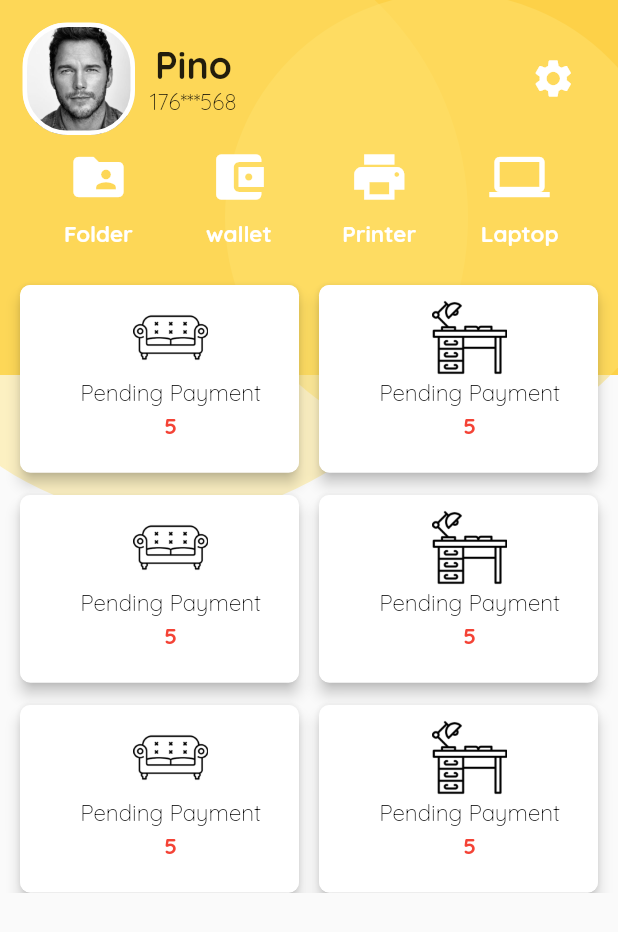
After one commit to YadavAnkitRama/FlutterComponents, a Flutter app: the FurnitureProfile screen opened by its route, on a phone screen of 412 x 824 dp. The commit adds this screen. Shown: the top 932 px of the screen. Run offline on Flutter 3.47's test engine with Material 2 defaults, Android fonts, the phone set to English and light mode, and no system bars.

Commit message:
Furniture User Profile UI Created

```diff
--- a/lib/main.dart
+++ b/lib/main.dart
@@ -1,4 +1,5 @@
 import 'package:FlutterComponents/screens/furniture.dart';
+import 'package:FlutterComponents/screens/furniture_profile.dart';
 import 'package:FlutterComponents/screens/index.dart';
 import 'package:FlutterComponents/screens/login.dart';
 import 'package:FlutterComponents/screens/register.dart';
@@ -20,6 +21,7 @@ void main() {
       '/index' : (context) => Index(),
       '/shopping': (context) => Shopping(),
       '/furniture' : (context) => Furniture(),
+      '/furnitureprofile' : (context) => FurnitureProfile(),
       '/travel' : (context) => Travel(),
 
     },
--- /dev/null
+++ b/lib/screens/furniture_profile.dart
@@ -0,0 +1,306 @@
+import 'package:flutter/material.dart';
+
+class FurnitureProfile extends StatefulWidget {
+  @override
+  _FurnitureProfileState createState() => _FurnitureProfileState();
+}
+
+class _FurnitureProfileState extends State<FurnitureProfile> {
+  int getColorHexFromStr(String colorStr) {
+    colorStr = "FF" + colorStr;
+    colorStr = colorStr.replaceAll("#", "");
+    int val = 0;
+    int len = colorStr.length;
+    for (int i = 0; i < len; i++) {
+      int hexDigit = colorStr.codeUnitAt(i);
+      if (hexDigit >= 48 && hexDigit <= 57) {
+        val += (hexDigit - 48) * (1 << (4 * (len - 1 - i)));
+      } else if (hexDigit >= 65 && hexDigit <= 70) {
+        // A..F
+        val += (hexDigit - 55) * (1 << (4 * (len - 1 - i)));
+      } else if (hexDigit >= 97 && hexDigit <= 102) {
+        // a..f
+        val += (hexDigit - 87) * (1 << (4 * (len - 1 - i)));
+      } else {
+        throw new FormatException("An error occurred when converting a color");
+      }
+    }
+    return val;
+  }
+
+  @override
+  Widget build(BuildContext context) {
+    return Scaffold(
+      body: ListView(
+        children: <Widget>[
+          Column(
+            children: <Widget>[
+              Stack(
+                children: <Widget>[
+                  Container(
+                    height: 250.0,
+                    width: double.infinity,
+                    color: Color(getColorHexFromStr('#FDD148')),
+                  ),
+                  Positioned(
+                    bottom: 250.0,
+                    right: 100.0,
+                    child: Container(
+                      height: 400.0,
+                      width: 400.0,
+                      decoration: BoxDecoration(
+                          borderRadius: BorderRadius.circular(200.0),
+                          color: Color(getColorHexFromStr('#FEE16D'))
+                              .withOpacity(0.4)),
+                    ),
+                  ),
+                  Positioned(
+                    bottom: 300.0,
+                    left: 150.0,
+                    child: Container(
+                        height: 300.0,
+                        width: 300.0,
+                        decoration: BoxDecoration(
+                            borderRadius: BorderRadius.circular(150.0),
+                            color: Color(getColorHexFromStr('#FEE16D'))
+                                .withOpacity(0.5))),
+                  ),
+                  Column(
+                    crossAxisAlignment: CrossAxisAlignment.start,
+                    children: <Widget>[
+                      SizedBox(
+                        height: 15.0,
+                      ),
+                      Row(
+                        children: <Widget>[
+                          SizedBox(
+                            width: 15.0,
+                          ),
+                          Container(
+                            height: 75.0,
+                            width: 75.0,
+                            decoration: BoxDecoration(
+                                borderRadius: BorderRadius.circular(30.0),
+                                border: Border.all(
+                                    color: Colors.white,
+                                    style: BorderStyle.solid,
+                                    width: 3.0),
+                                image: DecorationImage(
+                                    image: AssetImage('images/chris.jpg'))),
+                          ),
+                          SizedBox(
+                            width: 10.0,
+                          ),
+                          Column(
+                            children: <Widget>[
+                              Text(
+                                'Pino',
+                                style: TextStyle(
+                                    fontFamily: 'Quicksand',
+                                    fontSize: 25.0,
+                                    fontWeight: FontWeight.bold),
+                              ),
+                              Text(
+                                '176***568',
+                                style: TextStyle(
+                                  fontFamily: 'Quicksand',
+                                  fontSize: 15.0,
+                                ),
+                              ),
+                            ],
+                          ),
+                          SizedBox(
+                            width: MediaQuery.of(context).size.width - 225.0,
+                          ),
+                          Container(
+                            alignment: Alignment.topRight,
+                            child: IconButton(
+                              icon: Icon(Icons.settings),
+                              onPressed: () {},
+                              color: Colors.white,
+                              iconSize: 30.0,
+                            ),
+                          )
+                        ],
+                      ),
+                      SizedBox(
+                        width: 10.0,
+                      ),
+                      Row(
+                        mainAxisAlignment: MainAxisAlignment.spaceEvenly,
+                        children: <Widget>[
+                          Container(
+                            child: Column(
+                              children: <Widget>[
+                                IconButton(
+                                  icon: Icon(Icons.folder_shared),
+                                  onPressed: () {},
+                                  color: Colors.white,
+                                  iconSize: 40.0,
+                                  ),
+                                  Text(
+                                    'Folder',
+                                    style: TextStyle(
+                                      fontFamily: 'quicksand',
+                                      fontSize: 15.0,
+                                      color: Colors.white,
+                                      fontWeight: FontWeight.bold
+                                    ),
+                                  )
+                              ],
+                            ),
+                          ),
+                          Container(
+                            child: Column(
+                              children: <Widget>[
+                                IconButton(
+                                  icon: Icon(Icons.account_balance_wallet),
+                                  onPressed: () {},
+                                  color: Colors.white,
+                                  iconSize: 40.0,
+                                  ),
+                                  Text(
+                                    'wallet',
+                                    style: TextStyle(
+                                      fontFamily: 'quicksand',
+                                      fontSize: 15.0,
+                                      color: Colors.white,
+                                      fontWeight: FontWeight.bold
+                                    ),
+                                  )
+                              ],
+                            ),
+                          ),
+                          Container(
+                            child: Column(
+                              children: <Widget>[
+                                IconButton(
+                                  icon: Icon(Icons.print),
+                                  onPressed: () {},
+                                  color: Colors.white,
+                                  iconSize: 40.0,
+                                  ),
+                                  Text(
+                                    'Printer',
+                                    style: TextStyle(
+                                      fontFamily: 'quicksand',
+                                      fontSize: 15.0,
+                                      color: Colors.white,
+                                      fontWeight: FontWeight.bold
+                                    ),
+                                  )
+                              ],
+                            ),
+                          ),
+                          Container(
+                            child: Column(
+                              children: <Widget>[
+                                IconButton(
+                                  icon: Icon(Icons.laptop),
+                                  onPressed: () {},
+                                  color: Colors.white,
+                                  iconSize: 40.0,
+                                  ),
+                                  Text(
+                                    'Laptop',
+                                    style: TextStyle(
+                                      fontFamily: 'quicksand',
+                                      fontSize: 15.0,
+                                      color: Colors.white,
+                                      fontWeight: FontWeight.bold
+                                    ),
+                                  )
+                              ],
+                            ),
+                          ),
+                        ],
+                      ),
+                      SizedBox(height: 25.0,),
+                      Row(
+                        mainAxisAlignment: MainAxisAlignment.spaceEvenly,
+                        children: <Widget>[
+                          cardDetails('Pending Payment', 'images/sofas.png', '5'),
+                          cardDetails('Pending Payment', 'images/desks.png', '5'),
+                        ],
+                      ),
+                      SizedBox(height: 15.0,),
+                      Row(
+                        mainAxisAlignment: MainAxisAlignment.spaceEvenly,
+                        children: <Widget>[
+                          cardDetails('Pending Payment', 'images/sofas.png', '5'),
+                          cardDetails('Pending Payment', 'images/desks.png', '5'),
+                        ],
+                      ),
+                      SizedBox(height: 15.0,),
+                      Row(
+                        mainAxisAlignment: MainAxisAlignment.spaceEvenly,
+                        children: <Widget>[
+                          cardDetails('Pending Payment', 'images/sofas.png', '5'),
+                          cardDetails('Pending Payment', 'images/desks.png', '5'),
+                        ],
+                      ),
+                    ],
+                  ),
+                ],
+              )
+            ],
+          )
+        ],
+      ),
+    );
+  }
+
+  Widget cardDetails(String title,String imgPath, String valueCount){
+    return Material(
+      elevation: 4.0,
+      borderRadius: BorderRadius.circular(7.0),
+      child: Container(
+        height: 125.0,
+        width: (MediaQuery.of(context).size.width /2) -20.0,
+        decoration: BoxDecoration(
+          borderRadius: BorderRadius.circular(7.0),
+          color: Colors.white,
+        ),
+        child: Column(
+          children: <Widget>[
+            SizedBox(height: 10.0,),
+            Padding(
+              padding: EdgeInsets.only(left: 15.0),
+              child: Image.asset(
+                imgPath,
+                fit: BoxFit.cover,
+                height: 50.0,
+                width: 50.0,
+              ),
+            ),
+            SizedBox(height: 2.0,),
+            Padding(
+              padding: EdgeInsets.only(left: 15.0),
+              child: Text(
+                title,
+                style: TextStyle(
+                  fontFamily: 'Quicksand',
+                  fontSize: 15.0,
+                  color: Colors.black
+                ),
+              ),
+            ),
+            SizedBox(height: 3.0,),
+            Padding(
+              padding: EdgeInsets.only(left: 15.0),
+              child: Text(
+                valueCount,
+                style: TextStyle(
+                  fontSize: 15.0,
+                  fontFamily: 'Quicksand',
+                  color: Colors.red,
+                  fontWeight: FontWeight.bold
+                  ),
+              ),
+              ),
+          ],
+        ),
+      ),
+    );
+  }
+}
--- a/lib/screens/index.dart
+++ b/lib/screens/index.dart
@@ -79,6 +79,14 @@ class _IndexState extends State<Index> with SingleTickerProviderStateMixin {
               },
             ),
             ListTile(
+              title: Text('Furniture Profile'),
+              trailing: Icon(Icons.keyboard_arrow_right),
+              leading: Icon(Icons.work),
+              onTap: () {
+                Navigator.pushNamed(context, '/furnitureprofile');
+              },
+            ),
+            ListTile(
               title: Text('Travel UI'),
               trailing: Icon(Icons.keyboard_arrow_right),
               leading: Icon(Icons.fast_forward),
```
